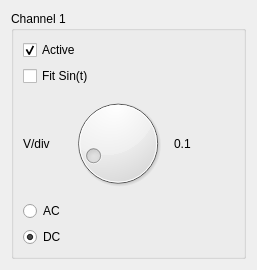
mru00/SampleScope, file frontend/Osci/channelcontrol.ui: the form before one commit.
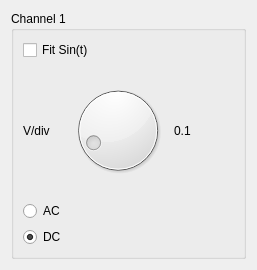
The form after the commit.

The edit to the form file:
```diff
--- a/frontend/Osci/channelcontrol.ui
+++ b/frontend/Osci/channelcontrol.ui
@@ -40,16 +40,6 @@
         <property name="sizeConstraint">
          <enum>QLayout::SetDefaultConstraint</enum>
         </property>
-        <item>
-         <widget class="QCheckBox" name="checkBoxActive">
-          <property name="text">
-           <string>Active</string>
-          </property>
-          <property name="checked">
-           <bool>true</bool>
-          </property>
-         </widget>
-        </item>
         <item>
          <widget class="QCheckBox" name="checkBoxFitSin">
           <property name="text">
```
